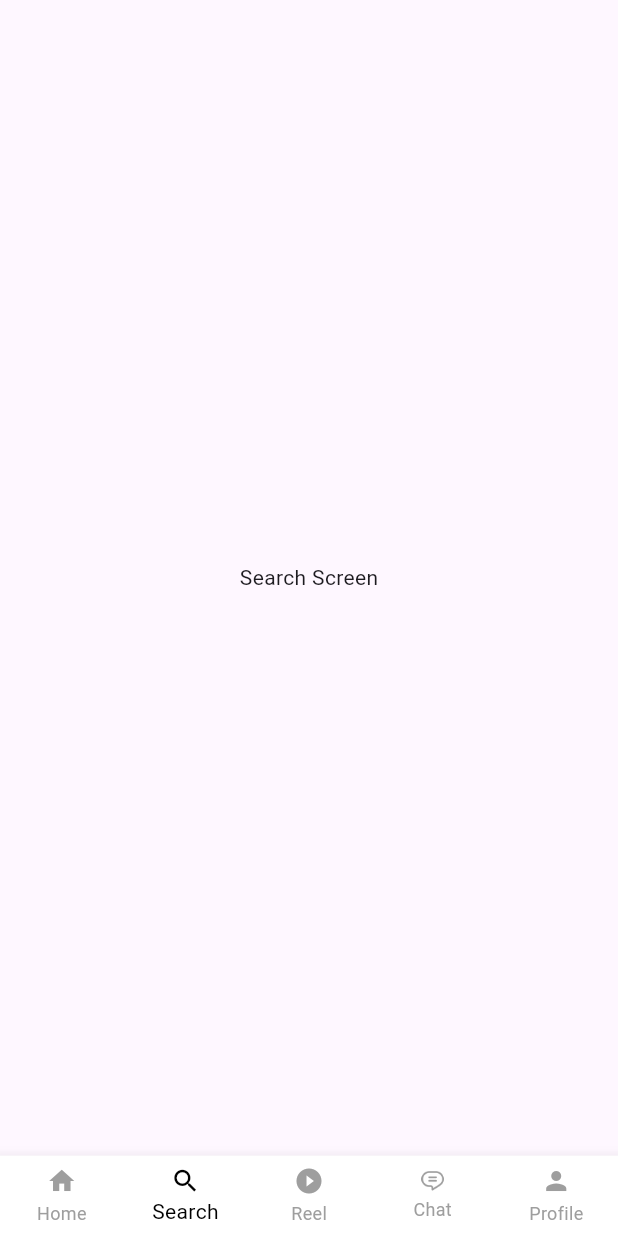
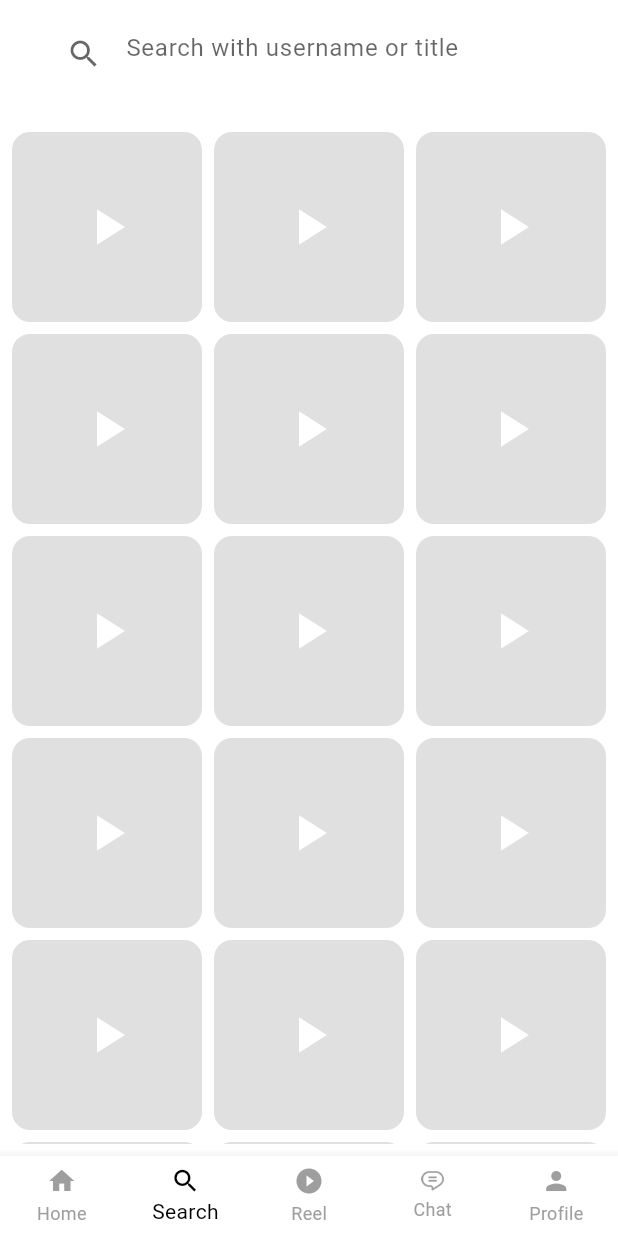
Before and after one commit to Gokul0616/pulse-flutter-app, a Flutter app: the screen it shows after launch, item 2 of the bottom bar chosen, on a phone screen of 412 x 824 dp. Run offline on Flutter 3.47's test engine with Material 3 defaults, Android fonts, the phone set to English and light mode, and no system bars; our stand-ins replace camera, chewie, google_sign_in, image_picker, permission_handler, video_player; missing offline and left inert: flutter_facebook_auth; network calls fail.

Commit message:
search component basic is created

```diff
--- a/lib/screens/widgets/home_widget.dart
+++ b/lib/screens/widgets/home_widget.dart
@@ -185,7 +185,8 @@ class _HomeWidgetState extends State<HomeWidget> {
             timeAgo: "2h",
             userProfileUrl:
                 "https://images.unsplash.com/photo-1506748686214-e9df14d4d9d0",
-            tweakContent: "First tweaks by Gokul",
+            tweakContent:
+                "Your new home for real-time updates, quick thoughts, and engaging conversations. Share your thoughts, connect with others, and tweak the world around you.",
             tweakImageUrl:
                 "https://images.pexels.com/photos/417074/pexels-photo-417074.jpeg?auto=compress&cs=tinysrgb&w=1260&h=750&dpr=1",
             isLiked: false,
@@ -211,7 +212,8 @@ class _HomeWidgetState extends State<HomeWidget> {
             timeAgo: "2h",
             userProfileUrl:
                 "https://images.unsplash.com/photo-1506748686214-e9df14d4d9d0",
-            tweakContent: "For Musk and Mark Fuck You!!...",
+            tweakContent:
+                "You're part of something new and exciting!Since Tweaks is in its early stages, your feedback is crucial. Explore the features, test everything, and let us know what you think. Your tweaks are what will make this platform better!",
             tweakImageUrl:
                 "https://images.pexels.com/photos/417074/pexels-photo-417074.jpeg?auto=compress&cs=tinysrgb&w=1260&h=750&dpr=1",
             isLiked: false,
--- a/lib/screens/widgets/search_widget.dart
+++ b/lib/screens/widgets/search_widget.dart
@@ -1,14 +1,118 @@
-// lib/widgets/search_widget.dart
-
 import 'package:flutter/material.dart';
 
-class SearchWidget extends StatelessWidget {
+class SearchWidget extends StatefulWidget {
   const SearchWidget({super.key});
 
   @override
+  _SearchWidgetState createState() => _SearchWidgetState();
+}
+
+class _SearchWidgetState extends State<SearchWidget> {
+  // FocusNode to handle text field focus events
+  final FocusNode focusNode = FocusNode();
+  bool isFocusedSearchBar = false; // To manage search bar state
+
+  @override
+  void initState() {
+    super.initState();
+
+    // Listen to focus changes
+    focusNode.addListener(() {
+      setState(() {
+        isFocusedSearchBar = focusNode.hasFocus; // Update focus state
+      });
+    });
+  }
+
+  @override
+  void dispose() {
+    focusNode.dispose(); // Clean up the focus node when the widget is disposed
+    super.dispose();
+  }
+
+  @override
   Widget build(BuildContext context) {
-    return const Center(
-      child: Text("Search Screen"),
+    return Scaffold(
+      backgroundColor: Colors.white,
+      appBar: PreferredSize(
+        preferredSize: Size.fromHeight(80),
+        child: AppBar(
+          backgroundColor: Colors.white,
+          elevation: 0,
+          title: Padding(
+            padding: const EdgeInsets.only(top: 16.0),
+            child: GestureDetector(
+              onTap: () {
+                // Close the keyboard or take some other action
+                focusNode.unfocus(); // Unfocus to dismiss the keyboard
+              },
+              child: Container(
+                padding: const EdgeInsets.symmetric(horizontal: 16),
+                decoration: BoxDecoration(
+                  color: Colors.white.withOpacity(0.8),
+                  borderRadius: BorderRadius.circular(30),
+                ),
+                child: Focus(
+                  focusNode: focusNode,
+                  child: TextField(
+                    decoration: InputDecoration(
+                      hintText: isFocusedSearchBar
+                          ? "Search"
+                          : 'Search with username or title',
+                      hintStyle:
+                          TextStyle(color: Colors.black.withOpacity(0.6)),
+                      border: InputBorder.none,
+                      prefixIcon: Icon(
+                        Icons.search,
+                        color: Colors.black.withOpacity(0.6),
+                      ),
+                    ),
+                    onTap: () {
+                      print('Search field clicked');
+                    },
+                    style: TextStyle(color: Colors.black),
+                  ),
+                ),
+              ),
+            ),
+          ),
+        ),
+      ),
+      body: GestureDetector(
+        onTap: () {
+          setState(() {
+            isFocusedSearchBar = false;
+          });
+          focusNode.unfocus(); // Unfocus the text field if tapping outside
+        },
+        child: Padding(
+          padding: const EdgeInsets.all(8.0),
+          child: GridView.builder(
+            gridDelegate: const SliverGridDelegateWithFixedCrossAxisCount(
+              crossAxisCount: 3,
+              crossAxisSpacing: 8.0,
+              mainAxisSpacing: 8.0,
+              childAspectRatio: 1,
+            ),
+            itemCount: 30,
+            itemBuilder: (context, index) {
+              return ClipRRect(
+                borderRadius: BorderRadius.circular(12),
+                child: Container(
+                  color: Colors.grey[300],
+                  child: Center(
+                    child: Icon(
+                      Icons.play_arrow,
+                      color: Colors.white,
+                      size: 40,
+                    ),
+                  ),
+                ),
+              );
+            },
+          ),
+        ),
+      ),
     );
   }
 }
--- a/lib/screens/widgets/swipe_videos_widget.dart
+++ b/lib/screens/widgets/swipe_videos_widget.dart
@@ -157,7 +157,7 @@ class _ReelPlayerWidgetState extends State<ReelPlayerWidget> {
 
     // This widget is always visible and static at the top of the screen
     return Positioned(
-      top: screenHeight * 0.065,
+      top: screenHeight * 0.005,
       left: 0,
       right: 0,
       child: Row(
```
